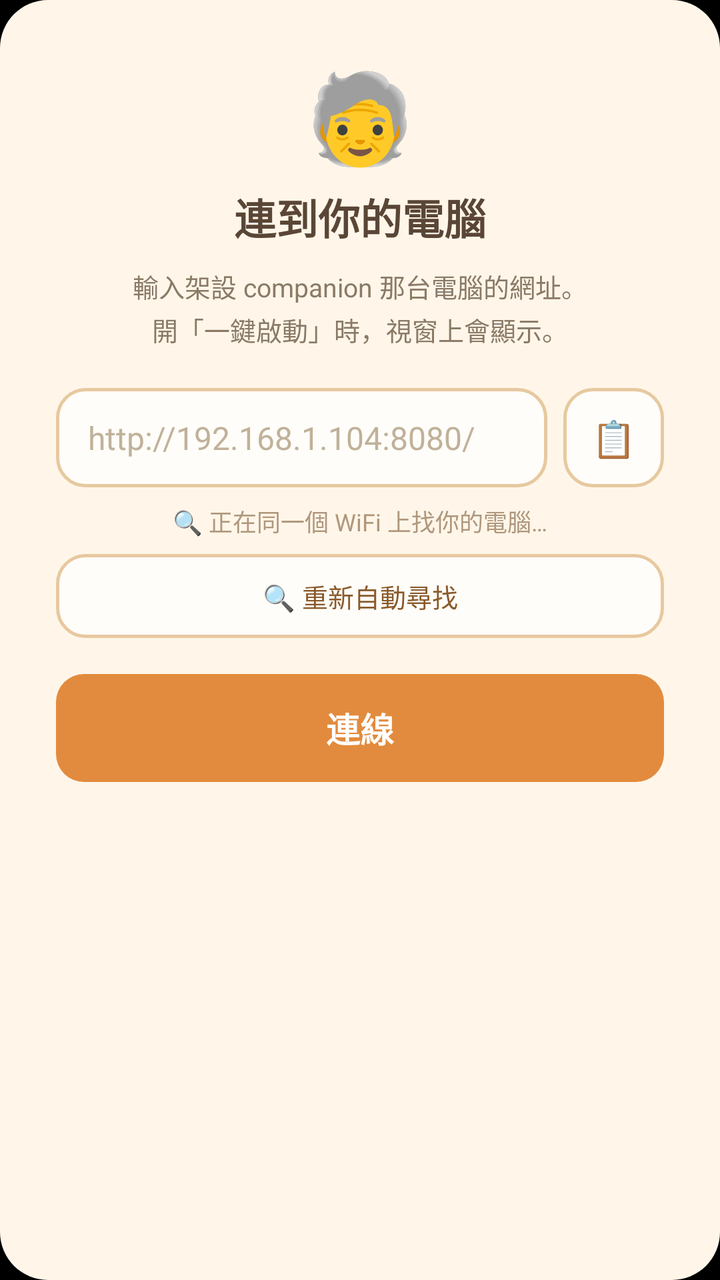
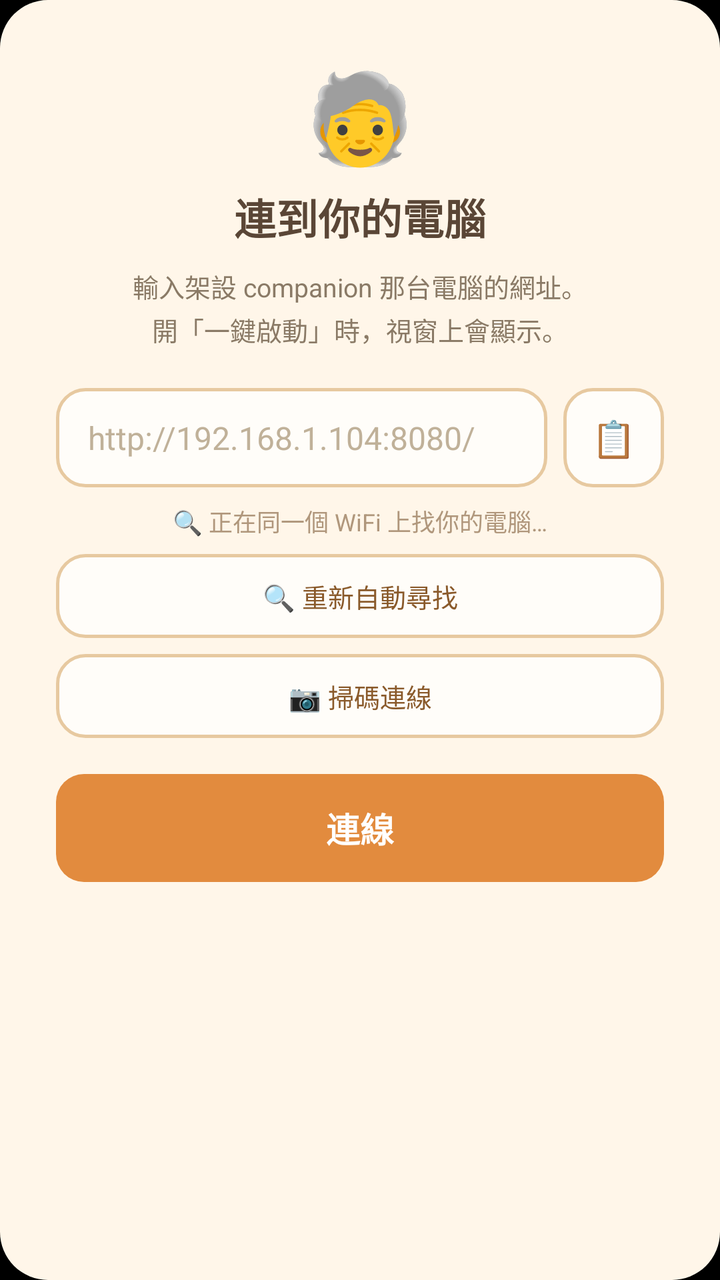

The first picture is an Android layout as it rendered before a commit; the second is the same layout after the commit. The layout source and the unified diff follow.
<!-- AndroidManifest.xml: application theme android:Theme.NoTitleBar.Fullscreen -->
<!-- res/layout/dialog_server.xml -->
<?xml version="1.0" encoding="utf-8"?>
<LinearLayout xmlns:android="http://schemas.android.com/apk/res/android"
    android:layout_width="match_parent"
    android:layout_height="wrap_content"
    android:orientation="vertical"
    android:background="@drawable/dialog_bg"
    android:padding="28dp">

    <TextView
        android:layout_width="wrap_content"
        android:layout_height="wrap_content"
        android:layout_gravity="center_horizontal"
        android:text="🧓"
        android:textSize="44sp" />

    <TextView
        android:layout_width="match_parent"
        android:layout_height="wrap_content"
        android:layout_marginTop="6dp"
        android:gravity="center"
        android:text="連到你的電腦"
        android:textColor="#5A4636"
        android:textSize="21sp"
        android:textStyle="bold" />

    <TextView
        android:layout_width="match_parent"
        android:layout_height="wrap_content"
        android:layout_marginTop="10dp"
        android:gravity="center"
        android:lineSpacingExtra="3dp"
        android:text="輸入架設 companion 那台電腦的網址。\n開「一鍵啟動」時，視窗上會顯示。"
        android:textColor="#8A7A66"
        android:textSize="13sp" />

    <LinearLayout
        android:layout_width="match_parent"
        android:layout_height="wrap_content"
        android:layout_marginTop="20dp"
        android:orientation="horizontal"
        android:gravity="center_vertical">

        <EditText
            android:id="@+id/urlInput"
            android:layout_width="0dp"
            android:layout_height="wrap_content"
            android:layout_weight="1"
            android:background="@drawable/dialog_input_bg"
            android:hint="http://192.168.1.104:8080/"
            android:textColorHint="#C0B199"
            android:inputType="textUri"
            android:paddingHorizontal="16dp"
            android:paddingVertical="14dp"
            android:textColor="#5A4636"
            android:textSize="16sp" />

        <Button
            android:id="@+id/pasteBtn"
            android:layout_width="wrap_content"
            android:layout_height="match_parent"
            android:layout_marginStart="8dp"
            android:minWidth="0dp"
            android:paddingHorizontal="14dp"
            android:background="@drawable/dialog_btn_ghost_bg"
            android:text="📋"
            android:textSize="18sp"
            android:stateListAnimator="@null" />
    </LinearLayout>

    <TextView
        android:id="@+id/discoverStatus"
        android:layout_width="match_parent"
        android:layout_height="wrap_content"
        android:layout_marginTop="8dp"
        android:gravity="center"
        android:text="🔍 正在同一個 WiFi 上找你的電腦…"
        android:textColor="#B0977C"
        android:textSize="12sp" />

    <Button
        android:id="@+id/discoverBtn"
        android:layout_width="match_parent"
        android:layout_height="42dp"
        android:layout_marginTop="8dp"
        android:background="@drawable/dialog_btn_ghost_bg"
        android:text="🔍 重新自動尋找"
        android:textColor="#8A5A2B"
        android:textSize="13sp"
        android:stateListAnimator="@null" />

    <Button
        android:id="@+id/connectBtn"
        android:layout_width="match_parent"
        android:layout_height="54dp"
        android:layout_marginTop="18dp"
        android:background="@drawable/dialog_btn_bg"
        android:text="連線"
        android:textColor="#FFFFFF"
        android:textSize="17sp"
        android:textStyle="bold"
        android:stateListAnimator="@null" />

</LinearLayout>
<!-- resources referenced by this layout -->
<resources>
  <!-- drawable dialog_bg (drawable) -->
  <?xml version="1.0" encoding="utf-8"?>
  <shape xmlns:android="http://schemas.android.com/apk/res/android" android:shape="rectangle">
      <solid android:color="#FFF6E9" />
      <corners android:radius="24dp" />
  </shape>
  <!-- drawable dialog_btn_bg (drawable) -->
  <?xml version="1.0" encoding="utf-8"?>
  <selector xmlns:android="http://schemas.android.com/apk/res/android">
      <item android:state_pressed="true">
          <shape android:shape="rectangle">
              <solid android:color="#C2712B" />
              <corners android:radius="14dp" />
          </shape>
      </item>
      <item>
          <shape android:shape="rectangle">
              <solid android:color="#E28B3E" />
              <corners android:radius="14dp" />
          </shape>
      </item>
  </selector>
  <!-- drawable dialog_btn_ghost_bg (drawable) -->
  <?xml version="1.0" encoding="utf-8"?>
  <selector xmlns:android="http://schemas.android.com/apk/res/android">
      <item android:state_pressed="true">
          <shape android:shape="rectangle">
              <solid android:color="#F0E2CC" />
              <stroke android:width="1.5dp" android:color="#E7C9A0" />
              <corners android:radius="14dp" />
          </shape>
      </item>
      <item>
          <shape android:shape="rectangle">
              <solid android:color="#FFFDF9" />
              <stroke android:width="1.5dp" android:color="#E7C9A0" />
              <corners android:radius="14dp" />
          </shape>
      </item>
  </selector>
  <!-- drawable dialog_input_bg (drawable) -->
  <?xml version="1.0" encoding="utf-8"?>
  <shape xmlns:android="http://schemas.android.com/apk/res/android" android:shape="rectangle">
      <solid android:color="#FFFDF9" />
      <stroke android:width="1.5dp" android:color="#E7C9A0" />
      <corners android:radius="14dp" />
  </shape>
</resources>

<!-- the commit's change to res/layout/dialog_server.xml (unified diff, before → after) -->
@@ -89,6 +89,17 @@
         android:stateListAnimator="@null" />
 
     <Button
+        android:id="@+id/scanBtn"
+        android:layout_width="match_parent"
+        android:layout_height="42dp"
+        android:layout_marginTop="8dp"
+        android:background="@drawable/dialog_btn_ghost_bg"
+        android:text="📷 掃碼連線"
+        android:textColor="#8A5A2B"
+        android:textSize="13sp"
+        android:stateListAnimator="@null" />
+
+    <Button
         android:id="@+id/connectBtn"
         android:layout_width="match_parent"
         android:layout_height="54dp"
